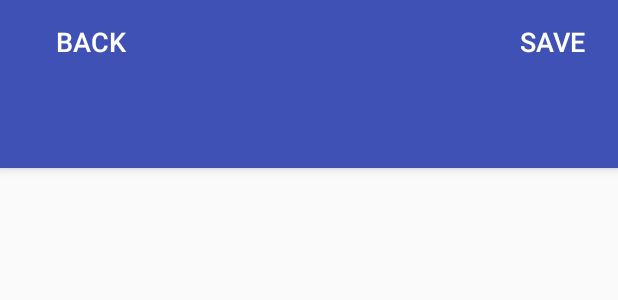
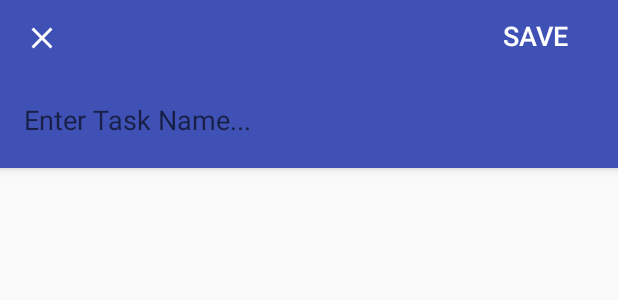
Before and after one commit to verfehlix/GeoTasks, an Android app: the layout activity_add_new_task.xml on its own in the app's theme, with its tools: preview values and no code run, on a phone screen of 412 x 824 dp. Shown: the top 300 px of the screen. Run offline under Robolectric (Android 15) with nearby library versions, the phone set to English and light mode, and no system bars.

Commit message:
correct alignment of stuff in the toolbar

```diff
--- a/app/build.gradle
+++ b/app/build.gradle
@@ -20,7 +20,7 @@ android {
 }
 
 dependencies {
-    compile fileTree(dir: 'libs', include: ['*.jar'])
+    compile fileTree(include: ['*.jar'], dir: 'libs')
     testCompile 'junit:junit:4.12'
     compile 'com.android.support:appcompat-v7:23.3.0'
     compile 'com.android.support:support-v4:23.3.0'
--- a/app/src/main/java/pc/com/geotasks/AddNewTaskActivity.java
+++ b/app/src/main/java/pc/com/geotasks/AddNewTaskActivity.java
@@ -1,8 +1,10 @@
 package pc.com.geotasks;
 
+import android.graphics.Color;
 import android.support.v7.app.AppCompatActivity;
 import android.os.Bundle;
 import android.support.v7.widget.Toolbar;
+import android.widget.ImageButton;
 
 public class AddNewTaskActivity extends AppCompatActivity {
 
@@ -18,7 +20,5 @@ public class AddNewTaskActivity extends AppCompatActivity {
         //hide the title
         getSupportActionBar().setDisplayShowTitleEnabled(false);
 
-
-
     }
 }
--- /dev/null
+++ b/app/src/main/res/drawable/ic_clear.xml
@@ -0,0 +1,10 @@
+<vector xmlns:android="http://schemas.android.com/apk/res/android"
+    android:width="24dp"
+    android:height="24dp"
+    android:viewportHeight="24.0"
+    android:viewportWidth="24.0">
+    <path
+        android:fillColor="#FFFFFF"
+        android:pathData="M19 6.41L17.59 5 12 10.59 6.41 5 5 6.41 10.59 12 5 17.59 6.41 19 12 13.41 17.59 19 19 17.59 13.41 12z"
+        />
+</vector>
--- a/app/src/main/res/layout/activity_add_new_task.xml
+++ b/app/src/main/res/layout/activity_add_new_task.xml
@@ -13,33 +13,58 @@
         android:background="?attr/colorPrimary"
         android:elevation="4dp"
         android:theme="@style/ThemeOverlay.AppCompat.ActionBar"
-        >
+        android:contentInsetStart="0px"
+        android:contentInsetLeft="0px">
+
+        <LinearLayout
+            android:layout_width="match_parent"
+            android:layout_height="match_parent"
+            android:orientation="vertical">
+
+            <LinearLayout
+                android:layout_width="match_parent"
+                android:layout_height="wrap_content"
+                android:orientation="horizontal">
+
+                <Button
+                    android:id="@+id/backButton"
+                    android:layout_width="wrap_content"
+                    android:layout_height="wrap_content"
+                    android:layout_weight="1"
+                    android:background="?android:selectableItemBackgroundBorderless"
+                    android:drawableStart="@drawable/ic_clear"
+                    style="?android:attr/borderlessButtonStyle" />
+
+                <Space
+                    android:layout_width="0dp"
+                    android:layout_height="0dp"
+                    android:layout_weight="8" />
+
 
                 <Button
                     android:layout_width="wrap_content"
                     android:layout_height="wrap_content"
-            android:layout_gravity="left|top"
+                    android:layout_weight="1"
                     android:background="?selectableItemBackgroundBorderless"
-            android:id="@+id/back"
+                    android:id="@+id/saveTaskButton"
                     android:textSize="18sp"
-            android:layout_alignParentEnd="true"
-            android:layout_alignParentRight="true"
-            android:textColor="#FFFFFF"
-            android:text="Back" />
-
-        <Button
-            android:layout_width="wrap_content"
-            android:layout_height="wrap_content"
-            android:layout_gravity="right|top"
-            android:background="?selectableItemBackgroundBorderless"
-            android:id="@+id/saveTask"
-            android:textSize="18sp"
-            android:layout_alignParentEnd="true"
-            android:layout_alignParentRight="true"
                     android:textColor="#FFFFFF"
                     android:text="Save" />
 
+            </LinearLayout>
+
+            <EditText
+                android:id="@+id/editTextTaskName"
+                android:layout_width="match_parent"
+                android:layout_height="match_parent"
+                android:singleLine="true"
+                android:textColor="#FFFFFF"
+                android:hint="Enter Task Name..."
+                android:background="@color/colorPrimary"
+                android:maxLines="1" />
+
+        </LinearLayout>
+
     </android.support.v7.widget.Toolbar>
 
-
 </RelativeLayout>
```
Lines whose indentation alone changed are shown as unchanged.
